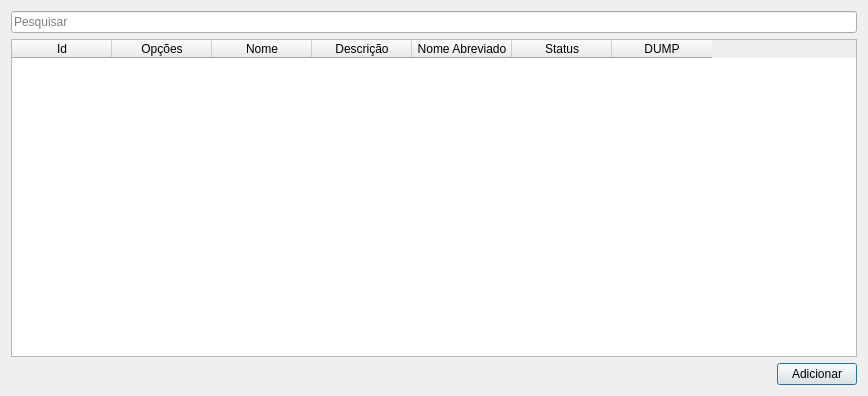
Qt form uis/mProjects.ui (dsgoficial/SAP_Gerente) before a commit.
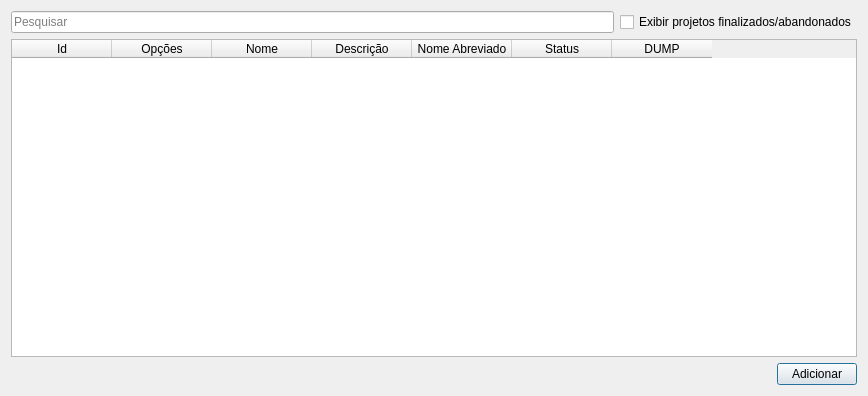
The same form after that commit.

Commit message: filtra projetos, lotes, blocos, grupos de insumos e dados de produção pelo status

```diff
--- a/uis/mProjects.ui
+++ b/uis/mProjects.ui
@@ -15,11 +15,22 @@
   </property>
   <layout class="QGridLayout" name="gridLayout">
    <item row="0" column="0">
+    <layout class="QHBoxLayout" name="horizontalLayout_2">
+     <item>
     <widget class="QLineEdit" name="searchLe">
      <property name="placeholderText">
       <string>Pesquisar</string>
      </property>
     </widget>
+     </item>
+     <item>
+      <widget class="QCheckBox" name="showFinishedCheckBox">
+       <property name="text">
+        <string>Exibir projetos finalizados/abandonados</string>
+       </property>
+      </widget>
+     </item>
+    </layout>
    </item>
    <item row="1" column="0">
     <widget class="QTableWidget" name="tableWidget">
```
Lines whose indentation alone changed are shown as unchanged. The commit also changes 9 other files.
